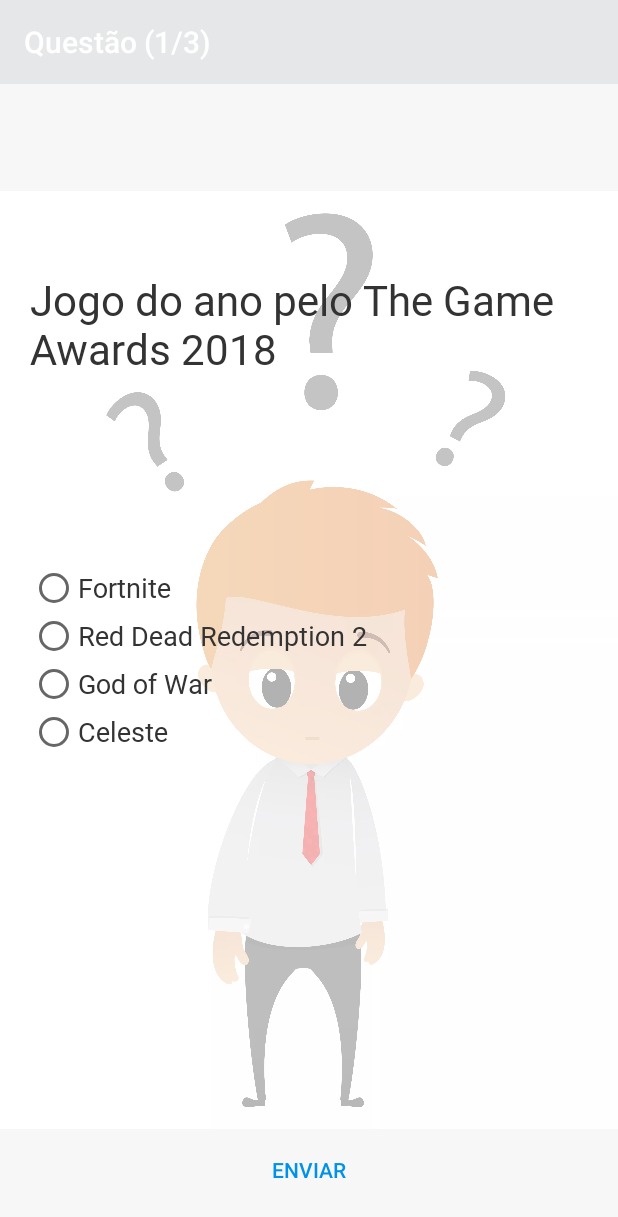
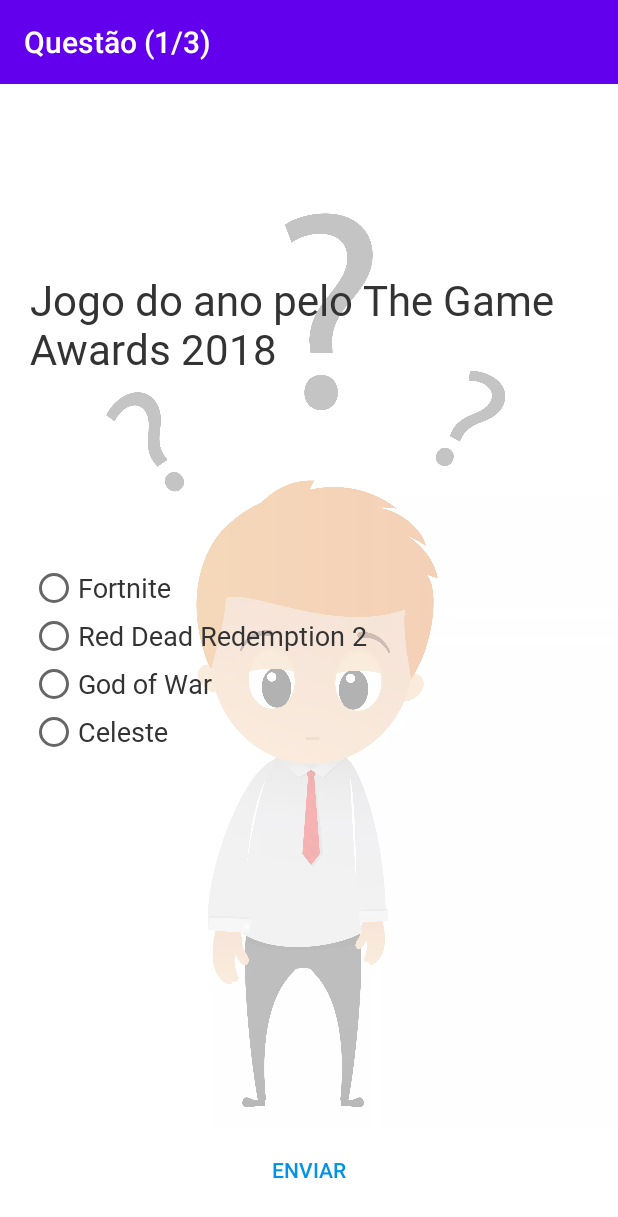
Before and after one commit to renan1820/NavigationDrawer, an Android app: the GameFragment screen opened through its navigation route, on a phone screen of 412 x 824 dp. Shown: the top 1217 px of the screen. Run offline under Robolectric (Android 15) with nearby library versions, the phone set to English and light mode, and no system bars; our stand-ins replace data binding.

Commit message:
Logic, Strings
GameFragment, Style in Manifest, navigation

```diff
--- a/app/src/main/AndroidManifest.xml
+++ b/app/src/main/AndroidManifest.xml
@@ -8,7 +8,7 @@
         android:label="@string/app_name"
         android:roundIcon="@mipmap/ic_launcher_round"
         android:supportsRtl="true"
-        android:theme="@style/DefaultAppStyle">
+        android:theme="@style/AppTheme">
         <activity android:name=".MainActivity">
             <intent-filter>
                 <action android:name="android.intent.action.MAIN" />
--- a/app/src/main/java/com/git/renan/navigationdrawer/GameFragment.kt
+++ b/app/src/main/java/com/git/renan/navigationdrawer/GameFragment.kt
@@ -1,34 +1,27 @@
 package com.git.renan.navigationdrawer
 
 import android.os.Bundle
+import android.util.Log
 import android.view.LayoutInflater
 import android.view.View
 import android.view.ViewGroup
+import android.widget.Toast
 import androidx.appcompat.app.AppCompatActivity
 import androidx.databinding.DataBindingUtil
 import androidx.fragment.app.Fragment
+import androidx.navigation.findNavController
 import com.git.renan.navigationdrawer.databinding.FragmentGameBinding
+import com.google.android.material.snackbar.Snackbar
 
 class GameFragment:Fragment() {
-    data class Question(val text: String, val answers: List<String>)
+    data class Question(val text: String, val answers: List<String>,val idCorrect: Int)
 
-    private val questions: MutableList<Question> = mutableListOf(
-        Question(text = "Melhor jogo em andamento pelo TGA 2019", answers = listOf("Raindow Six Siegue","Fortnite","League of Legends","Dota 2")),//2
-        Question(text = "Jogo que maior premia no e-sports", answers = listOf("Smite","Dota 2","League of Legends","Counter Strike: Global Offensive")),//2
-        Question(text = "Jogo do ano pelo The Game Awards 2018", answers = listOf("Fortnite","Red Dead Redemption 2","God of War","Celeste")),//3
-        Question(text = "Jogo do ano pelo TGA 2019", answers = listOf("Sekiro: Shadows Die Twice","Death Stranding","Call of Duty: Modern Warfare","Gris")),//1
-        Question(text = "Jogo mais lucrativo da história", answers = listOf("God of War","GTA V","League of Legends","Red Dead Redemption 2")),//4
-        Question(text = "Qual é o jogo que não é da Rockstar Games?", answers = listOf("Max Payne 3","L.A. Noire","Maple Story","Grand Theft Auto V")),//3
-        Question(text = "Qual é o jogo de PC mais jogado do mundo em 2019?", answers = listOf("Raindow Six Siegue","Dota 2","League of Legends","Minecraft")),//3
-        Question(text = "Melhor trilha sonora pelo The Game Awards 2018", answers = listOf("Red Dead Redemption 2","Forza Horizon 4","God of War","Fortnite")),//1
-        Question(text = "Melhor direção de jogo pelo The Game Awards 2018", answers = listOf("Red Dead Redemption 2","Forza Horizon 4","God of War","Fortnite")),//3
-        Question(text = "Melhor trabalho de áudio pelo The Game Awards 2019", answers = listOf("Disco Elysium","Luigi’s Mansion 3","Super Smash Bros. Ultimate","Call of Duty: Modern Warfare"))//4
-    )
+    private lateinit var questions: MutableList<Question>
 
     lateinit var currentQuestion: Question
     lateinit var answers: List<String>
+    var numQuestion: Int = 0
     private var questionIndex = 0
-    private val numQuestion = Math.min((questions.size + 1) / 2, 3)
 
     override fun onCreateView(
         inflater: LayoutInflater,
@@ -36,7 +29,7 @@
         savedInstanceState: Bundle?
     ): View? {
         val binding = DataBindingUtil.inflate<FragmentGameBinding>(inflater, R.layout.fragment_game, container, false)
-
+        initQuestions()
         randomizeQuestions()
 
         binding.game = this
@@ -52,19 +45,26 @@
                     R.id.third_radio -> answersIndex = 2
                     R.id.four_radio -> answersIndex = 3
                 }
-                if(answers[answersIndex] == currentQuestion.answers[0]){
+
+                if(checkCorrectQuestion(questions,questionIndex,answersIndex)){
                     questionIndex++
 
                     if(questionIndex < numQuestion){
                         currentQuestion = questions[questionIndex]
+
                         setQuestion()
                         binding.invalidateAll()
                     }else{
-
+                        //Correct all Questions
+                        view.findNavController().navigate(R.id.action_gameFragment_to_gameResultFragment)
                     }
                 }else{
+                    //Error any question
+                    view.findNavController().navigate(R.id.action_gameFragment_to_gameResultFragment)
 
                 }
+            }else{
+                Snackbar.make(view,getString(R.string.fragment_game_error_snackbar), Snackbar.LENGTH_SHORT).show()
             }
         }
         return binding.root
@@ -83,4 +83,24 @@
         (activity as AppCompatActivity).supportActionBar?.title = getString(R.string.fragment_game_title_appbar, questionIndex + 1, numQuestion)
     }
 
+    private fun checkCorrectQuestion(questions: MutableList<Question>, questionIndex: Int, chooseAnswers: Int): Boolean{
+        return chooseAnswers.equals(questions[questionIndex].idCorrect)
+    }
+    private fun initQuestions(){
+        questions = mutableListOf(
+            Question(text = getString(R.string.question_one), answers = listOf(getString(R.string.question_one_option_1),getString(R.string.question_one_option_2),getString(R.string.question_one_option_3),getString(R.string.question_one_option_4)), idCorrect = 1),
+            Question(text = getString(R.string.question_two), answers = listOf(getString(R.string.question_two_option_1),getString(R.string.question_two_option_2),getString(R.string.question_two_option_3),getString(R.string.question_two_option_4)), idCorrect = 1),
+            Question(text = getString(R.string.question_three), answers = listOf(getString(R.string.question_three_option_1),getString(R.string.question_three_option_2),getString(R.string.question_three_option_3),getString(R.string.question_three_option_4)), idCorrect = 2),
+            Question(text = getString(R.string.question_four), answers = listOf(getString(R.string.question_four_option_1),getString(R.string.question_four_option_2),getString(R.string.question_four_option_3),getString(R.string.question_four_option_4)), idCorrect = 0),
+            Question(text = getString(R.string.question_five), answers = listOf(getString(R.string.question_five_option_1),getString(R.string.question_five_option_2),getString(R.string.question_five_option_3),getString(R.string.question_five_option_4)), idCorrect = 3),
+            Question(text = getString(R.string.question_six), answers = listOf(getString(R.string.question_six_option_1),getString(R.string.question_six_option_2),getString(R.string.question_six_option_3),getString(R.string.question_six_option_4)), idCorrect = 2),
+            Question(text = getString(R.string.question_seven), answers = listOf(getString(R.string.question_seven_option_1),getString(R.string.question_seven_option_2),getString(R.string.question_seven_option_3),getString(R.string.question_seven_option_4)), idCorrect = 2),
+            Question(text = getString(R.string.question_eight), answers = listOf(getString(R.string.question_eight_option_1),getString(R.string.question_eight_option_2),getString(R.string.question_eight_option_3),getString(R.string.question_eight_option_4)), idCorrect = 0),
+            Question(text = getString(R.string.question_nine), answers = listOf(getString(R.string.question_nine_option_1),getString(R.string.question_nine_option_2),getString(R.string.question_nine_option_3),getString(R.string.question_nine_option_4)), idCorrect = 2),
+            Question(text = getString(R.string.question_ten), answers = listOf(getString(R.string.question_ten_option_1),getString(R.string.question_ten_option_2),getString(R.string.question_ten_option_3),getString(R.string.question_ten_option_4)), idCorrect = 3)
+        )
+
+        numQuestion = Math.min((questions.size + 1) / 2, 3)
+    }
+
 }
--- a/app/src/main/res/navigation/navigation.xml
+++ b/app/src/main/res/navigation/navigation.xml
@@ -17,5 +17,14 @@
         android:id="@+id/gameFragment"
         android:name="com.git.renan.navigationdrawer.GameFragment"
         android:label="fragment_game"
-        tools:layout="@layout/fragment_game" />
+        tools:layout="@layout/fragment_game" >
+        <action
+            android:id="@+id/action_gameFragment_to_gameResultFragment"
+            app:destination="@id/gameResultFragment" />
+    </fragment>
+    <fragment
+        android:id="@+id/gameResultFragment"
+        android:name="com.git.renan.navigationdrawer.GameResultFragment"
+        android:label="fragment_result"
+        tools:layout="@layout/fragment_result" />
 </navigation>
--- a/app/src/main/res/values/strings.xml
+++ b/app/src/main/res/values/strings.xml
@@ -11,10 +11,72 @@
     <string name="fragment_start_button_send">Enviar</string>
 
     <string name="fragment_game_won_text">Acertou Mizerávi !!</string>
+    <string name="fragment_game_error_snackbar">Escolha alguma das opções</string>
     <string name="fragment_game_error_text">Errouu, tente novamente !</string>
     <string name="fragment_game_won_button">Próxima Questão</string>
     <string name="fragment_game_title_appbar">Questão (%1$d/%2$d)</string>
     <string name="fragment_img_title">Image %s</string>
 
+<!--    Questões-->
+    <string name="question_one">Melhor jogo em andamento pelo TGA 2019</string>
+    <string name="question_one_option_1">Raindow Six Siegue</string>
+    <string name="question_one_option_2">Fortnite</string>
+    <string name="question_one_option_3">"League of Legends</string>
+    <string name="question_one_option_4">Dota 2</string>
+
+    <string name="question_two">Melhor jogo em andamento pelo TGA 2019</string>
+    <string name="question_two_option_1">Smite</string>
+    <string name="question_two_option_2">Dota 2</string>
+    <string name="question_two_option_3">League of Legends</string>
+    <string name="question_two_option_4">"Counter Strike: Global Offensive</string>
+
+    <string name="question_three">Jogo do ano pelo The Game Awards 2018</string>
+    <string name="question_three_option_1">Fortnite</string>
+    <string name="question_three_option_2">Red Dead Redemption 2</string>
+    <string name="question_three_option_3">God of War</string>
+    <string name="question_three_option_4">Celeste</string>
+
+    <string name="question_four">Jogo do ano pelo TGA 2019</string>
+    <string name="question_four_option_1">Sekiro: Shadows Die Twice</string>
+    <string name="question_four_option_2">Death Stranding</string>
+    <string name="question_four_option_3">Call of Duty: Modern Warfare</string>
+    <string name="question_four_option_4">Gris</string>
+
+    <string name="question_five">Jogo mais lucrativo da história</string>
+    <string name="question_five_option_1">God of War</string>
+    <string name="question_five_option_2">GTA V</string>
+    <string name="question_five_option_3">League of Legends</string>
+    <string name="question_five_option_4">Red Dead Redemption 2</string>
+
+    <string name="question_six">Qual é o jogo que não é da Rockstar Games?</string>
+    <string name="question_six_option_1">Max Payne 3</string>
+    <string name="question_six_option_2">L.A. Noire</string>
+    <string name="question_six_option_3">Maple Story</string>
+    <string name="question_six_option_4">Grand Theft Auto V</string>
+
+    <string name="question_seven">Qual é o jogo de PC mais jogado do mundo em 2019?</string>
+    <string name="question_seven_option_1">Raindow Six Siegue</string>
+    <string name="question_seven_option_2">Fortnite</string>
+    <string name="question_seven_option_3">League of Legends</string>
+    <string name="question_seven_option_4">Minecraft</string>
+
+    <string name="question_eight">Melhor trilha sonora pelo The Game Awards 2018</string>
+    <string name="question_eight_option_1">Red Dead Redemption 2</string>
+    <string name="question_eight_option_2">Forza Horizon 4</string>
+    <string name="question_eight_option_3">God of War</string>
+    <string name="question_eight_option_4">Fortnite</string>
+
+    <string name="question_nine">Melhor direção de jogo pelo The Game Awards 2018</string>
+    <string name="question_nine_option_1">Red Dead Redemption 2</string>
+    <string name="question_nine_option_2">Forza Horizon 4</string>
+    <string name="question_nine_option_3">God of War</string>
+    <string name="question_nine_option_4">Fortnite</string>
+
+    <string name="question_ten">Melhor trabalho de áudio pelo The Game Awards 2019</string>
+    <string name="question_ten_option_1">Disco Elysium</string>
+    <string name="question_ten_option_2">Luigi’s Mansion 3</string>
+    <string name="question_ten_option_3">Super Smash Bros. Ultimate</string>
+    <string name="question_ten_option_4">Call of Duty: Modern Warfare</string>
+
 
 </resources>
```
Also changed, not shown: 1 other file.
